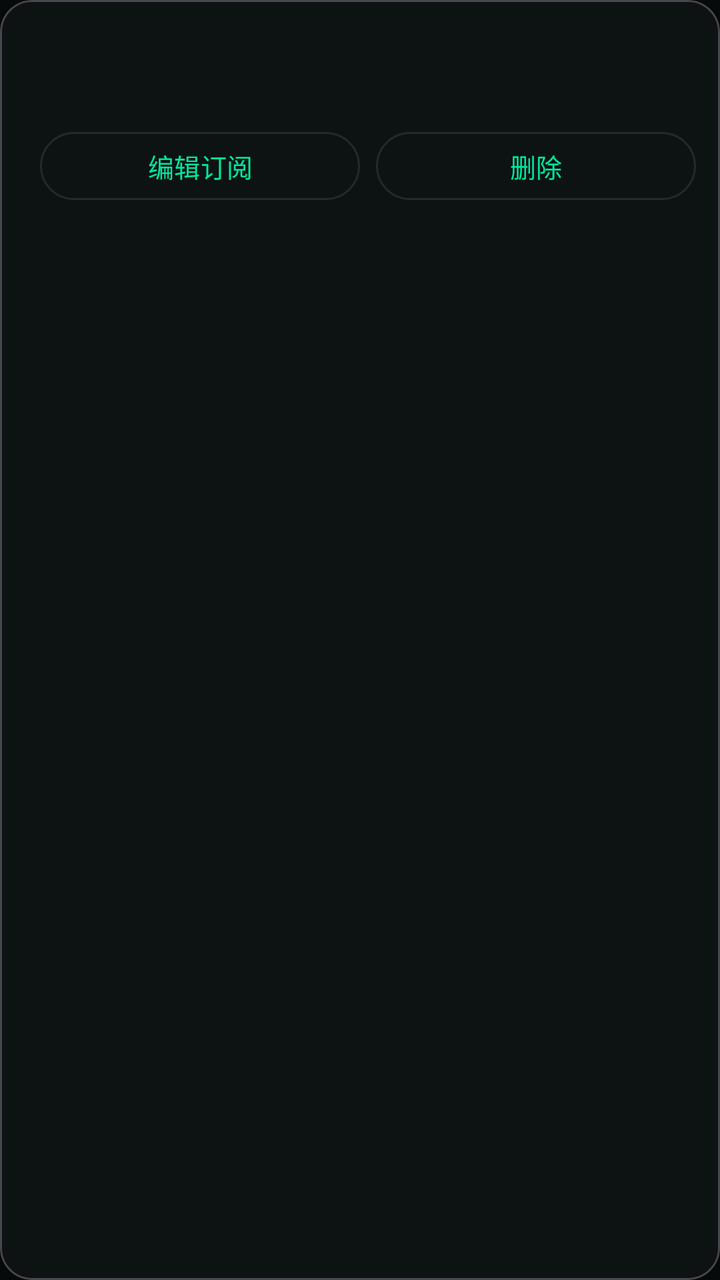
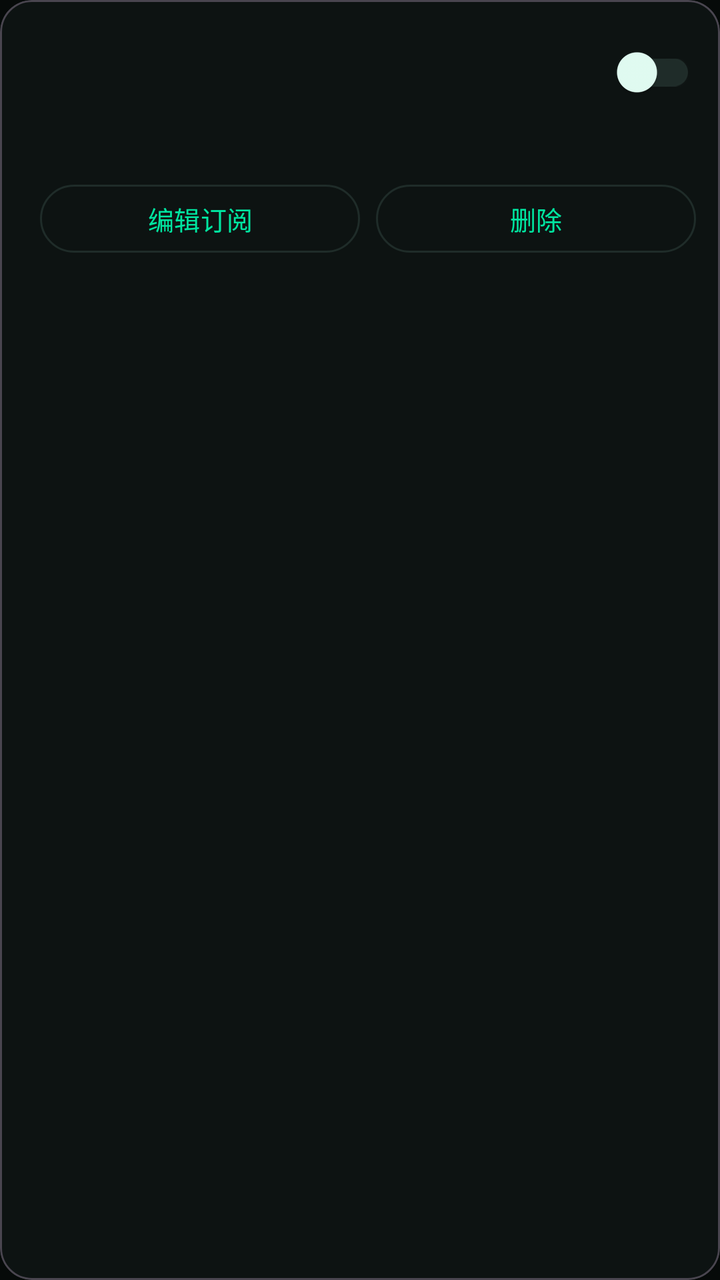

Compare the two renders of this Android layout. The source of the first and the diff that turns it into the second are given below.
<!-- AndroidManifest.xml: application theme Theme.TunVPN -->
<!-- res/layout/subscriptionitem.xml -->
<?xml version="1.0" encoding="utf-8"?>
<com.google.android.material.card.MaterialCardView
	xmlns:android="http://schemas.android.com/apk/res/android"
	xmlns:app="http://schemas.android.com/apk/res-auto"
	style="@style/Widget.Material3.CardView.Outlined"
	android:layout_width="match_parent"
	android:layout_height="wrap_content"
	app:cardCornerRadius="16dp">
	<LinearLayout
		android:orientation="vertical"
		android:layout_width="match_parent"
		android:layout_height="wrap_content"
		android:padding="12dp">
		<LinearLayout
			android:orientation="horizontal"
			android:layout_width="match_parent"
			android:layout_height="wrap_content"
			android:gravity="center_vertical">
			<TextView
				android:id="@+id/item_name"
				android:layout_width="0dp"
				android:layout_height="wrap_content"
				android:layout_weight="1"
				android:ellipsize="end"
				android:maxLines="1"
				android:textAppearance="?attr/textAppearanceTitleMedium"
				android:textStyle="bold"/>
		</LinearLayout>
		<TextView
			android:id="@+id/item_detail"
			android:layout_width="match_parent"
			android:layout_height="wrap_content"
			android:layout_marginTop="4dp"
			android:ellipsize="end"
			android:maxLines="2"
			android:textAppearance="?attr/textAppearanceBodySmall"
			android:textColor="?attr/colorOnSurfaceVariant"/>
		<LinearLayout
			android:orientation="horizontal"
			android:layout_width="match_parent"
			android:layout_height="wrap_content"
			android:layout_marginTop="8dp">
			<com.google.android.material.button.MaterialButton
				android:id="@+id/item_edit"
				style="?attr/materialButtonOutlinedStyle"
				android:layout_width="0dp"
				android:layout_weight="1"
				android:layout_height="wrap_content"
				android:layout_marginStart="8dp"
				android:minHeight="42dp"
				android:text="@string/subs_edit"
				android:textSize="13sp"/>
			<com.google.android.material.button.MaterialButton
				android:id="@+id/item_delete"
				style="?attr/materialButtonOutlinedStyle"
				android:layout_width="0dp"
				android:layout_weight="1"
				android:layout_height="wrap_content"
				android:layout_marginStart="8dp"
				android:minHeight="42dp"
				android:text="@string/server_delete"
				android:textSize="13sp"/>
		</LinearLayout>
	</LinearLayout>
</com.google.android.material.card.MaterialCardView>
<!-- resources referenced by this layout -->
<resources>
  <string name="server_delete">删除</string>
  <string name="subs_edit">编辑订阅</string>
  <style name="Theme.TunVPN" parent="Theme.Material3.Dark.NoActionBar">
  		<item name="colorPrimary">#00E5A0</item>
  		<item name="colorOnPrimary">#060A09</item>
  		<item name="colorPrimaryContainer">#10261F</item>
  		<item name="colorOnPrimaryContainer">#6CFFD0</item>
  		<item name="colorSecondary">#00E5A0</item>
  		<item name="colorOnSecondary">#060A09</item>
  		<item name="colorSecondaryContainer">#0B2E26</item>
  		<item name="colorOnSecondaryContainer">#6CFFD0</item>
  		<item name="colorError">#FF5C7A</item>
  		<item name="colorOnError">#060A09</item>
  		<item name="colorErrorContainer">#3A1220</item>
  		<item name="colorOnErrorContainer">#FFC2CE</item>
  		<item name="android:colorBackground">#060A09</item>
  		<item name="colorSurface">#0D1312</item>
  		<item name="colorOnSurface">#E4FFF5</item>
  		<item name="colorSurfaceVariant">#131B1A</item>
  		<item name="colorOnSurfaceVariant">#7F9A93</item>
  		<item name="colorSurfaceContainer">#18221F</item>
  		<item name="colorOutline">#1F2C29</item>
  		<item name="android:statusBarColor">@android:color/transparent</item>
  		<item name="android:navigationBarColor">@android:color/transparent</item>
  		<item name="android:windowLightStatusBar">false</item>
  		<item name="android:windowBackground">#060A09</item>
  	</style>
</resources>

<!-- the commit's change to res/layout/subscriptionitem.xml (unified diff, before → after) -->
@@ -25,6 +25,12 @@
 				android:maxLines="1"
 				android:textAppearance="?attr/textAppearanceTitleMedium"
 				android:textStyle="bold"/>
+			<com.google.android.material.switchmaterial.SwitchMaterial
+				android:id="@+id/item_enabled"
+				android:layout_width="wrap_content"
+				android:layout_height="wrap_content"
+				android:layout_marginStart="8dp"
+				android:contentDescription="@string/subs_enabled"/>
 		</LinearLayout>
 		<TextView
 			android:id="@+id/item_detail"
<!-- resource entries referenced after the edit -->
@@ -2,6 +2,7 @@
 <resources>
   <string name="server_delete">删除</string>
   <string name="subs_edit">编辑订阅</string>
+  <string name="subs_enabled">启用（合并到节点池）</string>
   <style name="Theme.TunVPN" parent="Theme.Material3.Dark.NoActionBar">
   		<item name="colorPrimary">#00E5A0</item>
   		<item name="colorOnPrimary">#060A09</item>
